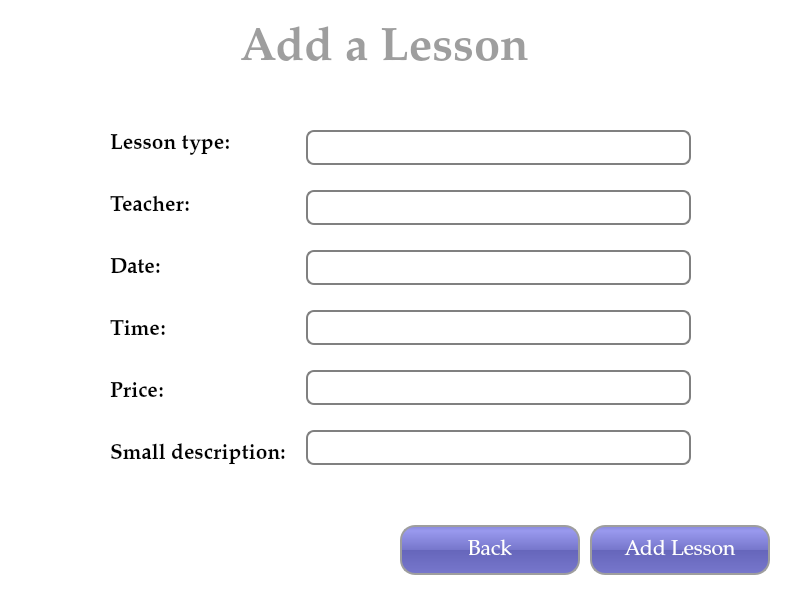
Before: the Qt Designer form UI/AddLessonPageUI.ui in tural777/FinalProject, drawn with Qt 5.
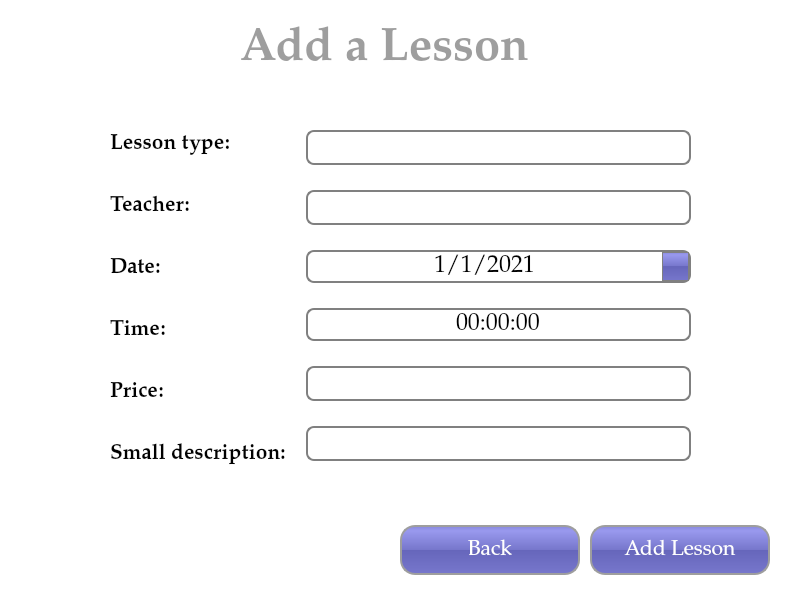
After: the same form once the commit is applied.

Patch:
```diff
--- a/UI/AddLessonPageUI.ui
+++ b/UI/AddLessonPageUI.ui
@@ -10,6 +10,12 @@
     <height>600</height>
    </rect>
   </property>
+  <property name="sizePolicy">
+   <sizepolicy hsizetype="Preferred" vsizetype="Minimum">
+    <horstretch>0</horstretch>
+    <verstretch>0</verstretch>
+   </sizepolicy>
+  </property>
   <property name="minimumSize">
    <size>
     <width>800</width>
@@ -262,7 +268,13 @@
        </widget>
       </item>
       <item>
-       <widget class="QLineEdit" name="txt_date">
+       <widget class="QDateEdit" name="txt_date">
+        <property name="sizePolicy">
+         <sizepolicy hsizetype="Expanding" vsizetype="Fixed">
+          <horstretch>0</horstretch>
+          <verstretch>0</verstretch>
+         </sizepolicy>
+        </property>
         <property name="font">
          <font>
           <family>Palatino Linotype</family>
@@ -270,17 +282,105 @@
          </font>
         </property>
         <property name="styleSheet">
-         <string notr="true">QLineEdit {
+         <string notr="true">QDateEdit {
 padding: 1px;
 border-style: solid;
 border: 2px solid gray;
 border-radius: 8px;
+}
+
+QDateEdit::drop-down {
+background-color: QLinearGradient( x1: 0, y1: 0, x2: 0, y2: 1, stop: 0 #88d, stop: 0.1 #99e, stop: 0.49 #77c, stop: 0.5 #66b, stop: 1 #77c);
+width:25px;
+border: 1px solid gray;
+}
+
+QCalendarWidget QToolButton {
+  	height: 55px;
+  	width: 100px;
+  	color: white;
+  	font-size: 16px;
+  	icon-size: 28px, 28px;
+  	background-color: qlineargradient(x1:0, y1:0, x2:0, y2:1, stop: 0 #cccccc, stop: 1 #333333);
+  }
+  QCalendarWidget QMenu {
+  	width: 100px;
+  	left: 20px;
+  	color: white;
+  	font-size: 16px;
+  	background-color: rgb(100, 100, 200);
+  }
+  QCalendarWidget QSpinBox { 
+  	width: 100px; 
+  	font-size:16px; 
+  	color: white; 
+  	background-color: qlineargradient(x1:0, y1:0, x2:0, y2:1, stop: 0 #cccccc, stop: 1 #333333); 
+  	selection-background-color: rgb(136, 136, 136);
+  	selection-color: rgb(255, 255, 255);
+  }
+  QCalendarWidget QSpinBox::up-button { subcontrol-origin: border;  subcontrol-position: top right;  width:35px; }
+  QCalendarWidget QSpinBox::down-button {subcontrol-origin: border; subcontrol-position: bottom right;  width:35px;}
+  QCalendarWidget QSpinBox::up-arrow { width:46px;  height:46px; }
+  QCalendarWidget QSpinBox::down-arrow { width:46px;  height:46px; }
+   
+  /* header row */
+  QCalendarWidget QWidget { alternate-background-color: rgb(128, 128, 128); }
+   
+  /* normal days */
+  QCalendarWidget QAbstractItemView:enabled 
+  {
+  	font-size:16px;  
+  	color: rgb(180, 180, 180);  
+  	background-color: rgb(235, 235, 235);
+  	selection-background-color: rgb(100, 100, 200); 
+	selection-color: white; 
+  
+  }
+   
+  /* days in other months */
+  /* navigation bar */
+QCalendarWidget QWidget#qt_calendar_navigationbar
+{ 
+  background-color: qlineargradient(x1:0, y1:0, x2:0, y2:1, stop: 0 #cccccc, stop: 1 #333333); 
+}
+
+QCalendarWidget QAbstractItemView:disabled 
+{ 
+color: rgb(64, 64, 64); 
 }</string>
         </property>
+        <property name="alignment">
+         <set>Qt::AlignCenter</set>
+        </property>
+        <property name="buttonSymbols">
+         <enum>QAbstractSpinBox::UpDownArrows</enum>
+        </property>
+        <property name="dateTime">
+         <datetime>
+          <hour>0</hour>
+          <minute>0</minute>
+          <second>0</second>
+          <year>2021</year>
+          <month>1</month>
+          <day>1</day>
+         </datetime>
+        </property>
+        <property name="displayFormat">
+         <string>d/M/yyyy</string>
+        </property>
+        <property name="calendarPopup">
+         <bool>true</bool>
+        </property>
        </widget>
       </item>
       <item>
-       <widget class="QLineEdit" name="txt_time">
+       <widget class="QTimeEdit" name="txt_time">
+        <property name="sizePolicy">
+         <sizepolicy hsizetype="Expanding" vsizetype="Fixed">
+          <horstretch>0</horstretch>
+          <verstretch>0</verstretch>
+         </sizepolicy>
+        </property>
         <property name="font">
          <font>
           <family>Palatino Linotype</family>
@@ -288,13 +388,28 @@
          </font>
         </property>
         <property name="styleSheet">
-         <string notr="true">QLineEdit {
+         <string notr="true">QDateTimeEdit {
 padding: 1px;
 border-style: solid;
 border: 2px solid gray;
 border-radius: 8px;
 }</string>
         </property>
+        <property name="frame">
+         <bool>false</bool>
+        </property>
+        <property name="alignment">
+         <set>Qt::AlignCenter</set>
+        </property>
+        <property name="buttonSymbols">
+         <enum>QAbstractSpinBox::NoButtons</enum>
+        </property>
+        <property name="calendarPopup">
+         <bool>true</bool>
+        </property>
+        <property name="timeSpec">
+         <enum>Qt::LocalTime</enum>
+        </property>
        </widget>
       </item>
       <item>
```
Left out of the diff: 3 changed lines with no effect on the pictures.
